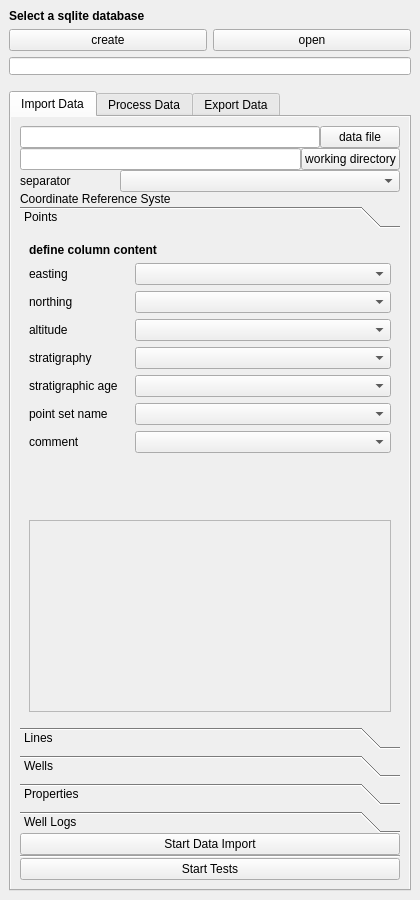
Before: the Qt Designer form geological_data_processing_dockwidget_base.ui in stdonn/GeologicalDataProcessing, drawn with Qt 5.
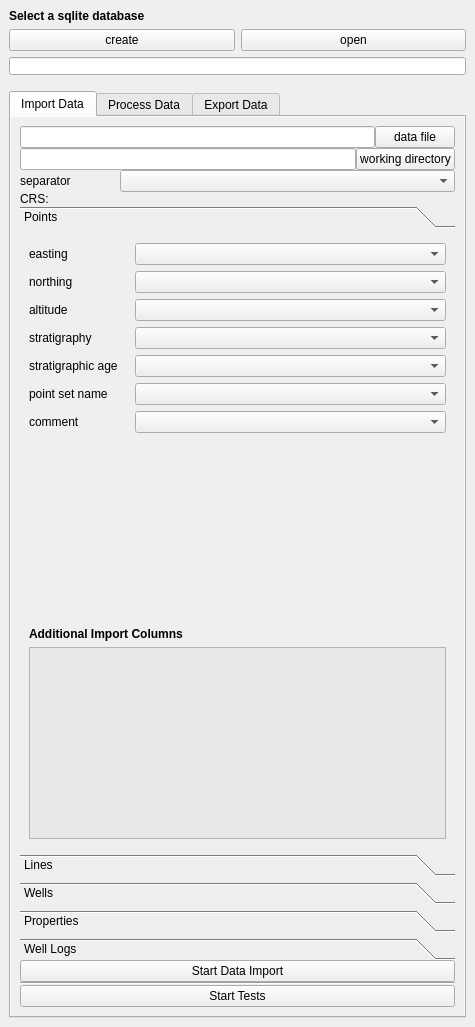
After: the same form once the commit is applied. The open tabs and pages were chosen to show the change. Icons and pictures are not drawn. Custom widgets are drawn as their Qt base class.

Commit message:
Added import views
- added an ImportService as Singleton
- added ImportViewInterface and derived classes to control the view
- small adeptions

Patch:
```diff
--- a/geological_data_processing_dockwidget_base.ui
+++ b/geological_data_processing_dockwidget_base.ui
@@ -6,8 +6,8 @@
    <rect>
     <x>0</x>
     <y>0</y>
-    <width>420</width>
-    <height>900</height>
+    <width>475</width>
+    <height>1027</height>
    </rect>
   </property>
   <property name="windowIcon">
@@ -251,7 +251,7 @@
                  </size>
                 </property>
                 <property name="text">
-                 <string>Coordinate Reference System:</string>
+                 <string>CRS:</string>
                 </property>
                </widget>
               </item>
@@ -276,8 +276,8 @@
                 <rect>
                  <x>0</x>
                  <y>0</y>
-                 <width>358</width>
-                 <height>502</height>
+                 <width>413</width>
+                 <height>422</height>
                 </rect>
                </property>
                <attribute name="icon">
@@ -288,16 +288,6 @@
                 <string>Points</string>
                </attribute>
                <layout class="QVBoxLayout" name="verticalLayout_4">
-                <item>
-                 <widget class="QLabel" name="label_9">
-                  <property name="text">
-                   <string>&lt;html&gt;&lt;head/&gt;&lt;body&gt;&lt;p&gt;&lt;span
-                                                                                style=&quot; font-weight:600;&quot;&gt;define
-                                                                                column content&lt;/span&gt;&lt;/p&gt;&lt;/body&gt;&lt;/html&gt;
-                                                                            </string>
-                  </property>
-                 </widget>
-                </item>
                 <item>
                  <layout class="QHBoxLayout" name="horizontalLayout_5">
                   <item>
@@ -585,18 +575,46 @@
                  </spacer>
                 </item>
                 <item>
-                 <widget class="QListView" name="import_columns_points">
+                 <widget class="QLabel" name="label_9">
+                  <property name="text">
+                   <string>&lt;html&gt;&lt;head/&gt;&lt;body&gt;&lt;p&gt;&lt;span style=&quot; font-weight:600;&quot;&gt;Additional Import Columns&lt;/span&gt;&lt;/p&gt;&lt;/body&gt;&lt;/html&gt;</string>
+                  </property>
+                 </widget>
+                </item>
+                <item>
+                 <widget class="QListWidget" name="import_columns_points">
                   <property name="enabled">
-                   <bool>false</bool>
+                   <bool>true</bool>
                   </property>
                   <property name="sizePolicy">
-                   <sizepolicy hsizetype="MinimumExpanding" vsizetype="MinimumExpanding">
+                   <sizepolicy hsizetype="Expanding" vsizetype="MinimumExpanding">
                     <horstretch>0</horstretch>
                     <verstretch>0</verstretch>
                    </sizepolicy>
                   </property>
-                  <property name="flow">
-                   <enum>QListView::LeftToRight</enum>
+                  <property name="minimumSize">
+                   <size>
+                    <width>0</width>
+                    <height>20</height>
+                   </size>
+                  </property>
+                  <property name="styleSheet">
+                   <string notr="true">background-color: rgb(232, 232, 232)</string>
+                  </property>
+                  <property name="selectionMode">
+                   <enum>QAbstractItemView::MultiSelection</enum>
+                  </property>
+                  <property name="isWrapping" stdset="0">
+                   <bool>false</bool>
+                  </property>
+                  <property name="resizeMode">
+                   <enum>QListView::Adjust</enum>
+                  </property>
+                  <property name="viewMode">
+                   <enum>QListView::ListMode</enum>
+                  </property>
+                  <property name="sortingEnabled">
+                   <bool>true</bool>
                   </property>
                  </widget>
                 </item>
```
Left out of the diff: 40 changed lines with no effect on the pictures. The commit also changes 10 other files.
